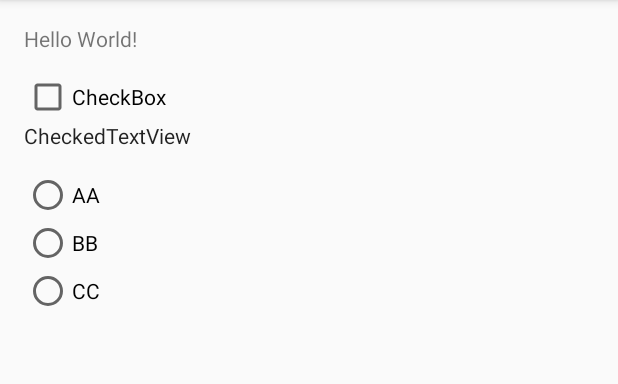
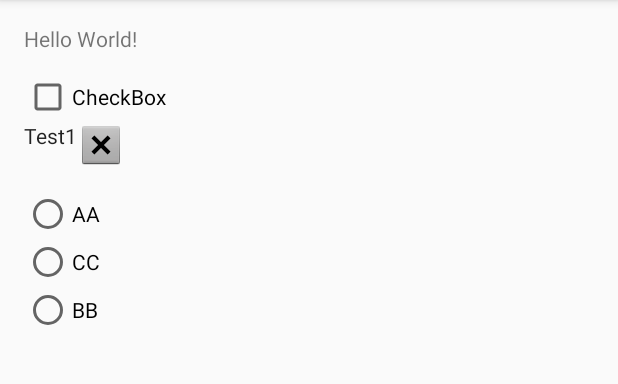
Before and after one commit to Shaojung/TT100602, an Android app: the screen it shows after launch (MainActivity), on a phone screen of 412 x 824 dp, the part 84-468 px from its top. Run offline under Robolectric (Android 15) with nearby library versions, the phone set to English and light mode, and no system bars.

Commit message:
add RadioButton and MainActivity implements OnClickListener

```diff
--- a/app/src/main/java/com/test/tt100602/MainActivity.java
+++ b/app/src/main/java/com/test/tt100602/MainActivity.java
@@ -2,18 +2,32 @@ package com.test.tt100602;
 
 import android.support.v7.app.AppCompatActivity;
 import android.os.Bundle;
+import android.view.View;
+import android.widget.AdapterView;
 import android.widget.CheckBox;
 import android.widget.CompoundButton;
+import android.widget.RadioButton;
+import android.widget.TextView;
 import android.widget.Toast;
 
-public class MainActivity extends AppCompatActivity {
+public class MainActivity extends AppCompatActivity
+    implements View.OnClickListener
+{
     CheckBox chk;
+    RadioButton rb1, rb2, rb3;
     @Override
     protected void onCreate(Bundle savedInstanceState) {
         super.onCreate(savedInstanceState);
         setContentView(R.layout.activity_main);
 
         chk = (CheckBox) findViewById(R.id.checkBox);
+        rb1 = (RadioButton) findViewById(R.id.radioButton3);
+        rb2 = (RadioButton) findViewById(R.id.radioButton4);
+        rb3 = (RadioButton) findViewById(R.id.radioButton5);
+        rb1.setOnClickListener(this);
+        rb2.setOnClickListener(this);
+        rb3.setOnClickListener(this);
+
         chk.setOnCheckedChangeListener(new CompoundButton.OnCheckedChangeListener() {
             @Override
             public void onCheckedChanged(CompoundButton buttonView, boolean isChecked) {
@@ -28,4 +42,10 @@ public class MainActivity extends AppCompatActivity {
             }
         });
     }
+
+    @Override
+    public void onClick(View v) {
+        TextView tv = (TextView) v;
+        Toast.makeText(MainActivity.this, tv.getText().toString(), Toast.LENGTH_SHORT).show();
+    }
 }
--- a/app/src/main/res/layout/activity_main.xml
+++ b/app/src/main/res/layout/activity_main.xml
@@ -26,12 +26,14 @@
         android:id="@+id/checkBox" />
 
     <CheckedTextView
-        android:text="CheckedTextView"
+        android:text="Test1"
         android:layout_width="wrap_content"
         android:layout_height="wrap_content"
         android:layout_below="@+id/checkBox"
         android:layout_alignParentStart="true"
-        android:id="@+id/checkedTextView" />
+        android:id="@+id/checkedTextView"
+        android:checkMark="@android:drawable/btn_dialog"
+        android:checked="false" />
 
     <RadioGroup
         android:layout_width="wrap_content"
@@ -51,19 +53,19 @@
             android:layout_weight="1" />
 
         <RadioButton
+            android:text="CC"
+            android:layout_width="wrap_content"
+            android:layout_height="wrap_content"
+            android:id="@+id/radioButton5"
+            android:layout_weight="1" />
+
+        <RadioButton
             android:text="BB"
             android:layout_width="wrap_content"
             android:layout_height="wrap_content"
             android:id="@+id/radioButton4"
             android:layout_weight="1" />
 
-        <RadioButton
-            android:text="CC"
-            android:layout_width="wrap_content"
-            android:layout_height="wrap_content"
-            android:id="@+id/radioButton5"
-            android:layout_weight="1" />
-
     </RadioGroup>
 
 </RelativeLayout>
```
